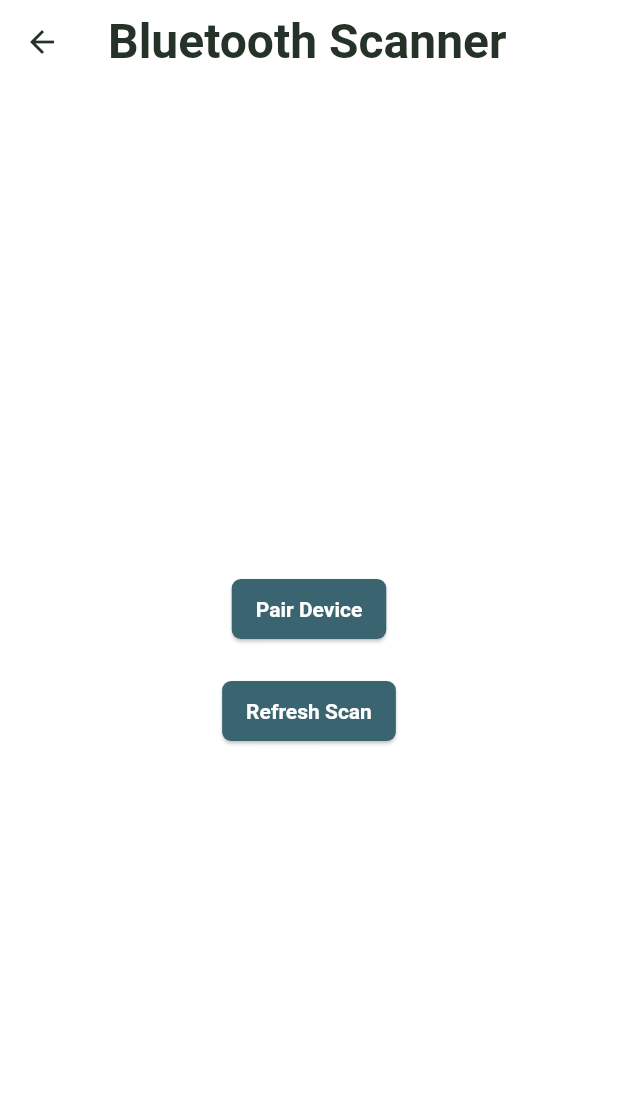
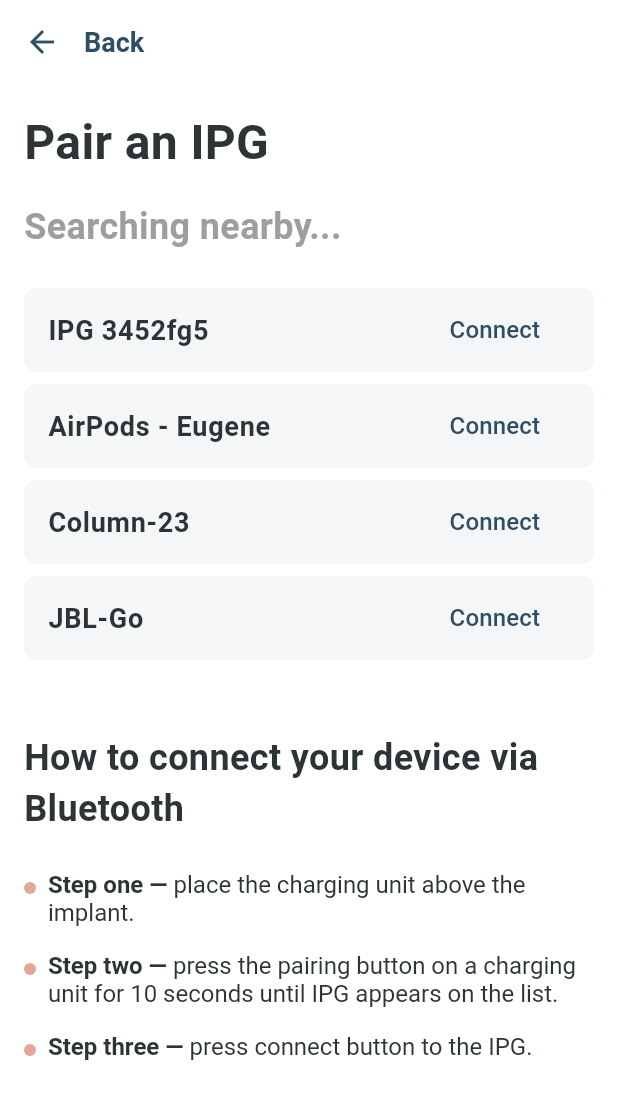
Before and after one commit to guysiman/sensy_patient_app, a Flutter app: the BluetoothScreen screen opened by its route, on a phone screen of 412 x 824 dp. Shown: the top 1099 px of the screen. Run offline on Flutter 3.47's test engine with Material 3 defaults, Android fonts, the phone set to English and light mode, and no system bars; our stand-ins replace firebase_core, flutter_blue; accounts and stored records are empty.

Commit message:
bluetooth page with default information

```diff
--- a/lib/screens/bluetooth_screen.dart
+++ b/lib/screens/bluetooth_screen.dart
@@ -1,6 +1,5 @@
 import 'package:flutter/material.dart';
 import 'package:flutter_blue/flutter_blue.dart';
-import 'package:url_launcher/url_launcher.dart';
 
 class BluetoothScreen extends StatefulWidget {
   const BluetoothScreen({super.key});
@@ -33,101 +32,143 @@ class _BluetoothScreenState extends State<BluetoothScreen> {
     }
   }
 
-  void _navigateToPairingScreen() {
-    if (isBluetoothOn) {
-      Navigator.push(
-        context,
-        MaterialPageRoute(builder: (context) => PairingScreen()),
-      );
-    } else {
-      Navigator.push(
-        context,
-        MaterialPageRoute(builder: (context) => BluetoothOffScreen()),
-      );
-    }
-  }
-
   @override
   Widget build(BuildContext context) {
     return Scaffold(
+      backgroundColor: Colors.white,
       appBar: AppBar(
-        title: Text('Bluetooth Scanner'),
+        backgroundColor: Colors.white,
+        elevation: 0,
+        leading: BackButton(
+          color: Color(0xFF2D4F63),
+        ),
+        title: Text(
+          'Back',
+          style: TextStyle(
+            color: Color(0xFF2D4F63),
+            fontSize: 18,
+          ),
+        ),
+        titleSpacing: 0,
       ),
-      body: Center(
+      body: Padding(
+        padding: const EdgeInsets.all(16.0),
         child: Column(
-          mainAxisAlignment: MainAxisAlignment.center,
+          crossAxisAlignment: CrossAxisAlignment.start,
           children: [
-            ElevatedButton(
-              onPressed: _navigateToPairingScreen,
-              child: Text('Pair Device'),
+            Text(
+              'Pair an IPG',
+              style: TextStyle(
+                fontSize: 32,
+                fontWeight: FontWeight.bold,
+                color: Color(0xFF2D3436),
+              ),
             ),
-            SizedBox(height: 20),
-            ElevatedButton(
-              onPressed: _startScanning,
-              child: Text('Refresh Scan'),
+            SizedBox(height: 16),
+            Text(
+              'Searching nearby...',
+              style: TextStyle(
+                fontSize: 24,
+                color: Colors.grey,
+              ),
+            ),
+            SizedBox(height: 24),
+            // Device List
+            _buildDeviceButton('IPG 3452fg5'),
+            _buildDeviceButton('AirPods - Eugene'),
+            _buildDeviceButton('Column-23'),
+            _buildDeviceButton('JBL-Go'),
+            SizedBox(height: 40),
+            // Instructions Section
+            Text(
+              'How to connect your device via Bluetooth',
+              style: TextStyle(
+                fontSize: 24,
+                fontWeight: FontWeight.w600,
+                color: Color(0xFF2D3436),
+              ),
+            ),
+            SizedBox(height: 24),
+            _buildInstructionStep(
+              'Step one',
+              'place the charging unit above the implant.',
+            ),
+            SizedBox(height: 16),
+            _buildInstructionStep(
+              'Step two',
+              'press the pairing button on a charging unit for 10 seconds until IPG appears on the list.',
+            ),
+            SizedBox(height: 16),
+            _buildInstructionStep(
+              'Step three',
+              'press connect button to the IPG.',
             ),
           ],
         ),
       ),
     );
   }
-}
 
-class BluetoothOffScreen extends StatelessWidget {
-  const BluetoothOffScreen({super.key});
-
-  Future<void> _openBluetoothSettings() async {
-    Uri url = Uri.parse('app-settings:bluetooth');
-    if (await canLaunchUrl(url)) {
-      await launchUrl(url);
-    } else {
-      throw 'Could not open Bluetooth settings.';
-    }
-  }
-
-  @override
-  Widget build(BuildContext context) {
-    return Scaffold(
-      appBar: AppBar(
-        title: Text('Bluetooth Off'),
+  Widget _buildDeviceButton(String deviceName) {
+    return Container(
+      margin: EdgeInsets.only(bottom: 8),
+      decoration: BoxDecoration(
+        color: Color(0xFFF5F6F7),
+        borderRadius: BorderRadius.circular(8),
       ),
-      body: Center(
-        child: Column(
-          mainAxisAlignment: MainAxisAlignment.center,
-          children: [
-            Text(
-              'Bluetooth is turned off',
-              style: TextStyle(fontSize: 18, fontWeight: FontWeight.bold),
+      child: ListTile(
+        title: Text(
+          deviceName,
+          style: TextStyle(
+            fontSize: 18,
+            color: Color(0xFF2D3436),
+          ),
+        ),
+        trailing: TextButton(
+          onPressed: () {},
+          child: Text(
+            'Connect',
+            style: TextStyle(
+              color: Color(0xFF2D4F63),
+              fontSize: 16,
             ),
-            SizedBox(height: 10),
-            Text(
-              'Please enable Bluetooth to pair your device',
-              style: TextStyle(fontSize: 16),
-            ),
-            SizedBox(height: 20),
-            ElevatedButton(
-              onPressed: _openBluetoothSettings,
-              child: Text('Go to Bluetooth Settings'),
-            ),
-          ],
+          ),
         ),
       ),
     );
   }
-}
 
-class PairingScreen extends StatelessWidget {
-  const PairingScreen({super.key});
-
-  @override
-  Widget build(BuildContext context) {
-    return Scaffold(
-      appBar: AppBar(
-        title: Text('Pairing Screen'),
-      ),
-      body: Center(
-        child: Text('Pair your device here.'),
-      ),
+  Widget _buildInstructionStep(String stepTitle, String description) {
+    return Row(
+      crossAxisAlignment: CrossAxisAlignment.start,
+      children: [
+        Container(
+          width: 8,
+          height: 8,
+          margin: EdgeInsets.only(top: 8, right: 8),
+          decoration: BoxDecoration(
+            shape: BoxShape.circle,
+            color: Color(0xFFE3A69C),
+          ),
+        ),
+        Expanded(
+          child: RichText(
+            text: TextSpan(
+              style: TextStyle(
+                fontSize: 16,
+                color: Color(0xFF2D3436),
+              ),
+              children: [
+                TextSpan(
+                  text: '$stepTitle — ',
+                  style: TextStyle(fontWeight: FontWeight.bold),
+                ),
+                TextSpan(text: description),
+              ],
+            ),
+          ),
+        ),
+      ],
     );
   }
 }
@@ -135,5 +176,12 @@ class PairingScreen extends StatelessWidget {
 void main() {
   runApp(MaterialApp(
     home: BluetoothScreen(),
+    theme: ThemeData(
+      scaffoldBackgroundColor: Colors.white,
+      appBarTheme: AppBarTheme(
+        color: Colors.white,
+        elevation: 0,
+      ),
+    ),
   ));
 }
--- a/pubspec.yaml
+++ b/pubspec.yaml
@@ -39,7 +39,6 @@ dependencies:
   # for bluetooth functionality and for being able to launch a URL from the app
   flutter_blue: ^0.8.0
   url_launcher: ^6.0.20
-
 dev_dependencies:
   flutter_test:
     sdk: flutter
```
Also changed, not shown: pubspec.lock.
